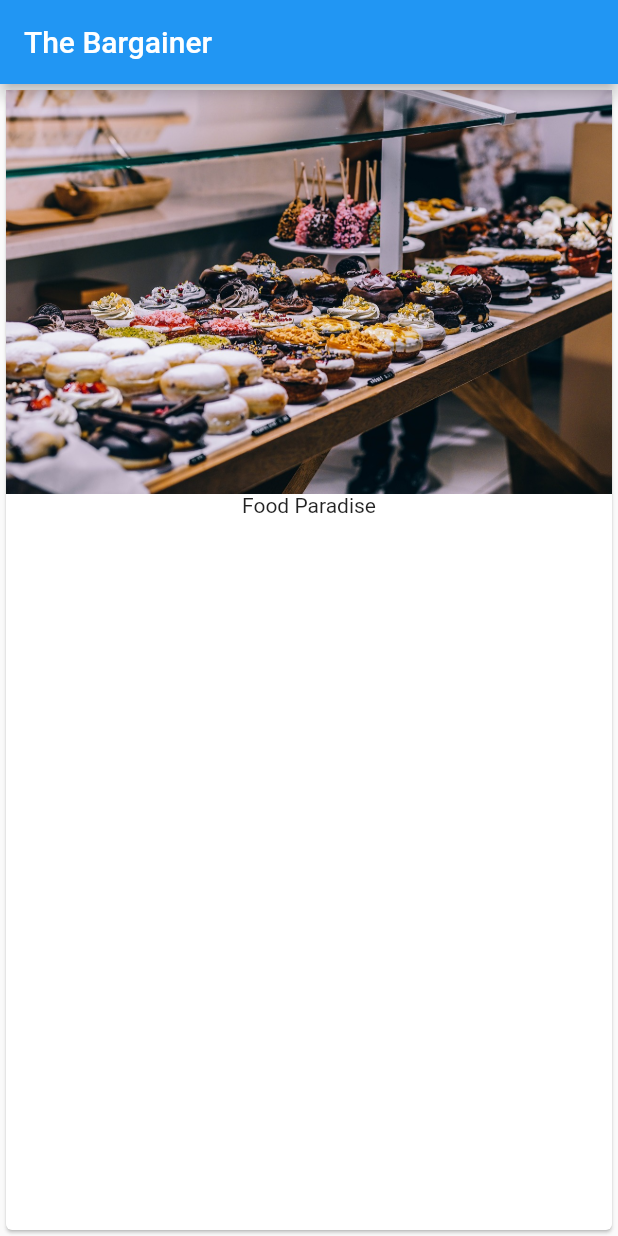
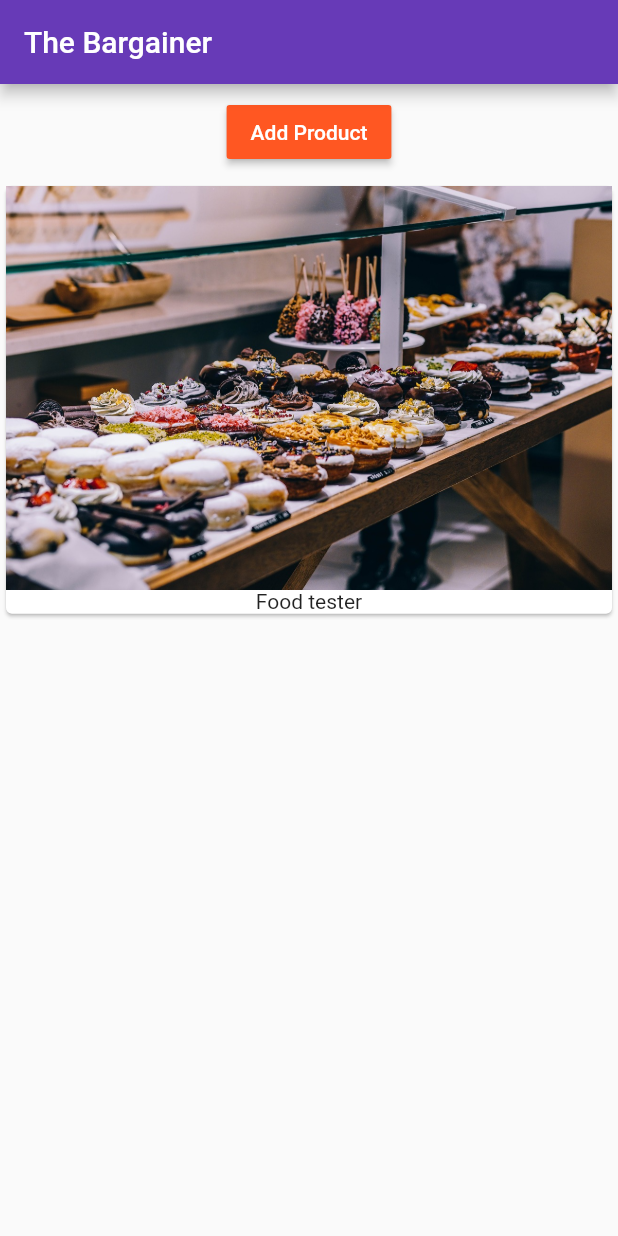
Before and after one commit to mfcarneiro/the-bargainer-app, a Flutter app: the screen it shows after launch, on a phone screen of 412 x 824 dp. Run offline on Flutter 3.47's test engine with Material 2 defaults, Android fonts, the light colour scheme and no system bars.

Commit message:
Split the Product file
Split the main _Product_ file into another standalone files:

- ProcutManager
- Product_control (button)

```diff
--- a/lib/main.dart
+++ b/lib/main.dart
@@ -1,38 +1,60 @@
 // In Flutter, never change the name of this file always will be 'name'
 import 'package:flutter/material.dart';
+import './product_manager.dart';
 
-// *This method convetion it's a good practice
-// * But with the method ONLY returns one thing
-// * Can be used the "fat arrow" ->
+//* This method convetion it's a good practice
+//* But with the method ONLY returns one thing
 // void main() {
 //   runApp(MyApp());
 // }
 
+// * Can be used the "fat arrow" ->
 void main() => runApp(MyApp());
 
+// class MyApp extends StatefulWidget {
+//   //! StatefulWidget always works with two objects (classes)
+//   @override
+//   State<StatefulWidget> createState() {
+//     return _MyAppState();
+//   }
+// }
+
+//! -> StatelessWidget only works with external data
+//! -> Does not accept changes and will not fire up when receive internal or data changes
+//! --> Underscore `_` It is the same convention to private access
+// class _MyAppState extends State<MyApp> {
+//! -> Flutter always will try to reach the 'build' method
+//!-> Because the framework will understand this 'build method' and try to drawn something on the screen
+//   @override
+//   Widget build(BuildContext context) {
+//! --> Inside of the build method, it will be only returned another widget (It's a rule)
+//     return MaterialApp(
+//         home: Scaffold(
+//             appBar: AppBar(
+//               title: Text('The Bargainer'),
+//             ),
+//             body: Column(children: <Widget>[
+
+//             ])));
+//   }
+// }
+
 class MyApp extends StatelessWidget {
-  // ! -> Flutter always will try to reach the 'build' method
-  // !-> Because the framework will understand this 'build method' and try to drawn something on the screen
   @override
   Widget build(BuildContext context) {
-    // ! --> Inside of the build method, it will be only returned another widget (It's a rule)
     return MaterialApp(
+        theme: ThemeData(
+            brightness: Brightness.light,
+            primarySwatch: Colors.deepPurple,
+            accentColor: Colors.deepOrange),
         home: Scaffold(
-      appBar: AppBar(
-        title: Text('The Bargainer'),
-      ),
-      body: Card(
-        child: Column(
-          // * --> <Widget> It's a generic type on dart (In this case, A generic array type)
-          children: <Widget>[
-            // * --> On Dart, When use a dot notation, it means an constuctor, assesing the wanted feature
-            Image.asset(
-              'assets/food.jpg',
-            ),
-            Text('Food Paradise')
-          ],
-        ),
-      ),
-    ));
+          appBar: AppBar(
+            title: Text('The Bargainer'),
+          ),
+          //! --> Using `Positional arguments`
+          //! --> The same name passed by signature argument, need to be passed when it's called
+          //! E.g `ProductManager(startingProduct: 'Sweet Potato')`
+          body: ProductManager('Food tester'),
+        ));
   }
 }
--- /dev/null
+++ b/lib/product_control.dart
@@ -0,0 +1,20 @@
+import 'package:flutter/material.dart';
+
+class ProductControl extends StatelessWidget {
+  final Function addProduct;
+
+  ProductControl(this.addProduct);
+
+  @override
+  Widget build(BuildContext context) {
+    return RaisedButton(
+      color: Theme.of(context).accentColor,
+      textColor: Colors.white,
+      child: Text('Add Product'),
+      onPressed: () {
+        //* `setState()` will watch for any changes and update the widget
+        addProduct('Sweets');
+      },
+    );
+  }
+}
--- /dev/null
+++ b/lib/product_manager.dart
@@ -0,0 +1,55 @@
+import 'package:flutter/material.dart';
+import './products.dart';
+import './product_control.dart';
+
+class ProductManager extends StatefulWidget {
+  //! We can receive external data on `StatefulWidged` too
+  final String startingProduct;
+
+  //* In Dart, we can specify the name witch argument will receives the data
+  //! --> It's used around with {}  (This is called positional arguments)
+  //* E.g: `ProductManager({this.startingProduct}`)
+  ProductManager(this.startingProduct);
+
+  @override
+  State<StatefulWidget> createState() {
+    return _ProductManagerState();
+  }
+}
+
+class _ProductManagerState extends State<ProductManager> {
+  List<String> _products = [];
+
+  @override
+  //! --> The `State` class has a method called `widget`
+  //! --> This widget property is used because this method (productManagerState) is binded to the `State` class
+  //! --> initState() will be fired when `ProductManager` was drawned on the screen (in the first time, for example)
+  //! --> Then can be used the `widget.startingProduct`
+  void initState() {
+    super.initState(); //! --> always in top
+    //! The flow explication
+    //! `widget` is provided by `State` class
+    //! the `State` class is connected to `ProductManager`
+    //! Then give access to all the features (methods and variables) inside of `ProductManager` class
+    _products.add(widget.startingProduct);
+  }
+
+  void _addProduct(String product) {
+    setState(() {
+      _products.add(product);
+    });
+  }
+
+  @override
+  //! When this `build` method run the first time
+  //! The initState will be fired
+  Widget build(BuildContext context) {
+    return Column(children: [
+      Container(
+          //* EdgeInserts gives a margin to all the directions with a px value within
+          margin: EdgeInsets.all(8),
+          child: ProductControl(_addProduct)),
+      Products(_products)
+    ]);
+  }
+}
--- /dev/null
+++ b/lib/products.dart
@@ -0,0 +1,31 @@
+//! For every file added on Flutter
+//! It will be needed to import the used libraries
+//! This behavior exists because every file on Flutter works standalone
+import 'package:flutter/material.dart';
+
+class Products extends StatelessWidget {
+  //* The `final` keyword it is the same convention to not mutate the data
+  final List<String> productsItem;
+
+  //* Set up the constructor to propagate the data comming from outside
+  Products(this.productsItem);
+
+  @override
+  Widget build(BuildContext context) {
+    return Column(
+        children: productsItem
+            .map((element) => Card(
+                  child: Column(
+                    //* --> <Widget> It's a generic type on dart (In this case, A generic array type)
+                    children: <Widget>[
+                      //* --> On Dart, When use a dot notation, it means an constuctor, accessing the wanted feature
+                      Image.asset(
+                        'assets/food.jpg',
+                      ),
+                      Text(element)
+                    ],
+                  ),
+                ))
+            .toList());
+  }
+}
```
